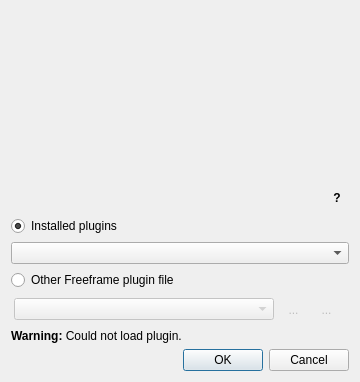
This is src/FFGLEffectSelectionDialog.ui in markus-wa/glmixer-mirror as Qt 5 draws it before an edit. The edited form follows.
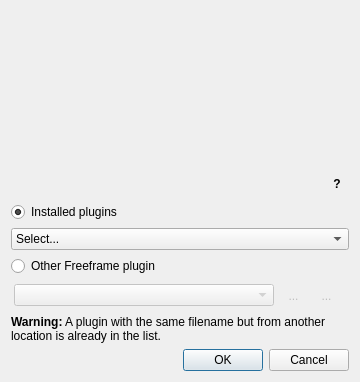
This is the edited form. Icons and pictures are not drawn. Custom widgets are drawn as their Qt base class.

Commit message: Improved Freeframe plugin selection and bug fix in plugins.

What changed in the file:
```diff
--- a/src/FFGLEffectSelectionDialog.ui
+++ b/src/FFGLEffectSelectionDialog.ui
@@ -96,7 +96,7 @@
     <widget class="QComboBox" name="freeframeEmbededList">
      <item>
       <property name="text">
-       <string/>
+       <string>Select...</string>
       </property>
      </item>
     </widget>
@@ -104,7 +104,7 @@
    <item>
     <widget class="QRadioButton" name="freeframeFilePlugin">
      <property name="text">
-      <string>Other Freeframe plugin file</string>
+      <string>Other Freeframe plugin</string>
      </property>
     </widget>
    </item>
@@ -185,11 +185,14 @@
    <item>
     <widget class="QLabel" name="warningLabel">
      <property name="text">
-      <string>&lt;html&gt;&lt;head/&gt;&lt;body&gt;&lt;p&gt;&lt;span style=&quot; font-weight:600;&quot;&gt;Warning:&lt;/span&gt; Could not load plugin.&lt;/p&gt;&lt;/body&gt;&lt;/html&gt;</string>
+      <string>&lt;html&gt;&lt;head/&gt;&lt;body&gt;&lt;p&gt;&lt;span style=&quot; font-weight:600;&quot;&gt;Warning:&lt;/span&gt; A plugin with the same filename but from another location is already in the list.&lt;/p&gt;&lt;/body&gt;&lt;/html&gt;</string>
      </property>
      <property name="textFormat">
       <enum>Qt::RichText</enum>
      </property>
+     <property name="wordWrap">
+      <bool>true</bool>
+     </property>
     </widget>
    </item>
    <item>
```
The commit also changes 11 other files.
